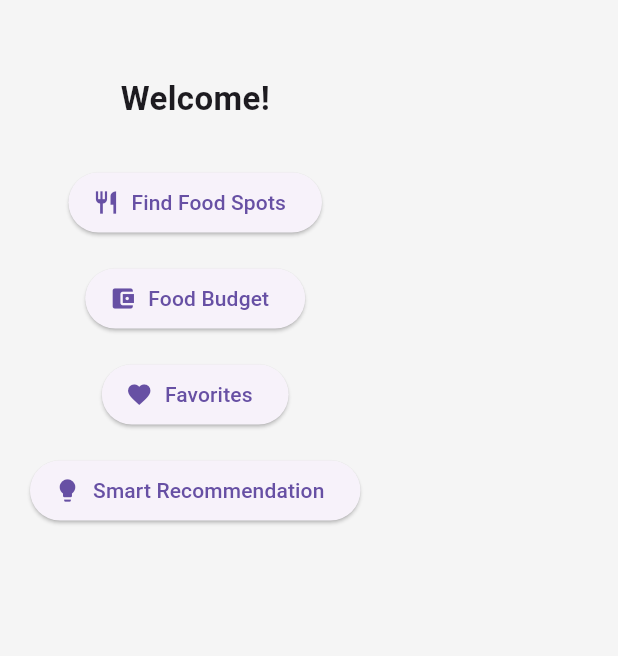
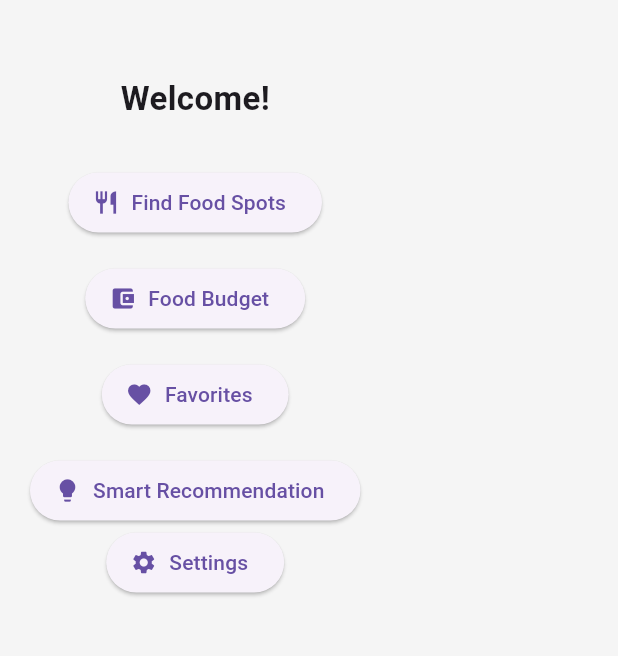
Before and after one commit to jemel119/project1, a Flutter app: the screen it shows after launch, on a phone screen of 412 x 824 dp, the part 84-740 px from its top. Run offline on Flutter 3.47's test engine with Material 3 defaults, Android fonts, the phone set to English and light mode, and no system bars; our stand-ins replace charts_flutter, shared_preferences, sqflite; accounts and stored records are empty.

Commit message:
Add button to home screen

```diff
--- a/lib/screens/home_screen.dart
+++ b/lib/screens/home_screen.dart
@@ -54,6 +54,12 @@ class HomeScreen extends StatelessWidget {
               icon: const Icon(Icons.lightbulb),
               label: const Text("Smart Recommendation"),
             ),
+
+            ElevatedButton.icon(
+              onPressed: () => Navigator.pushNamed(context, '/settings'),
+              icon: const Icon(Icons.settings),
+              label: const Text("Settings"),
+            ),
           ],
         ),
       ),
```
